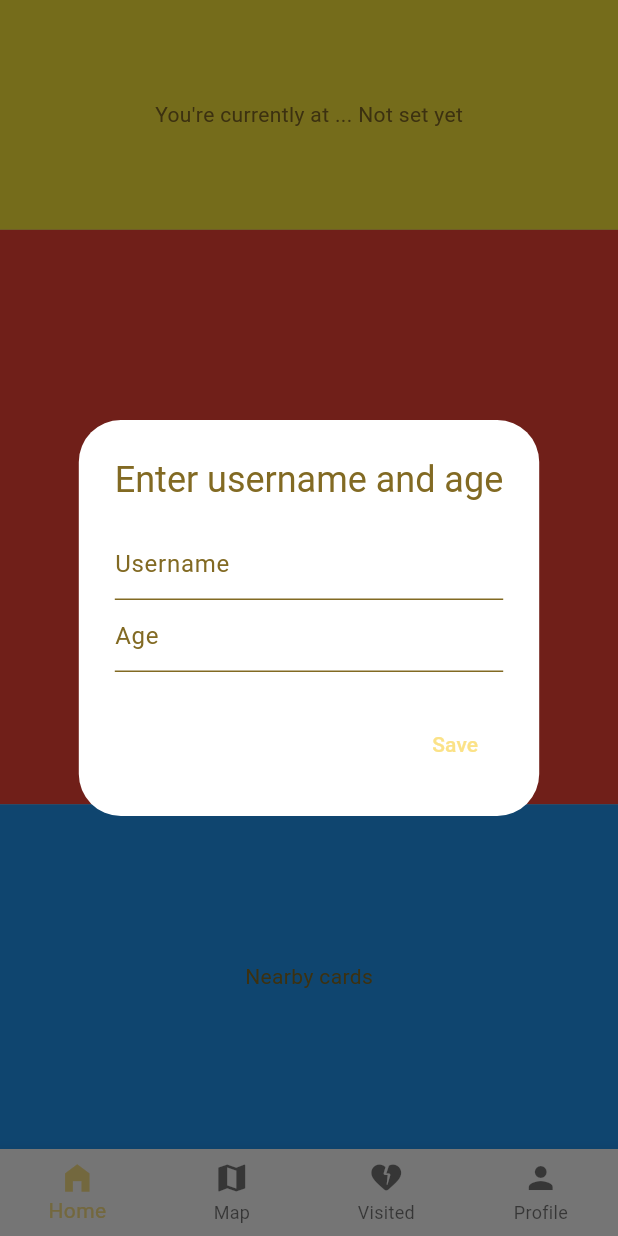
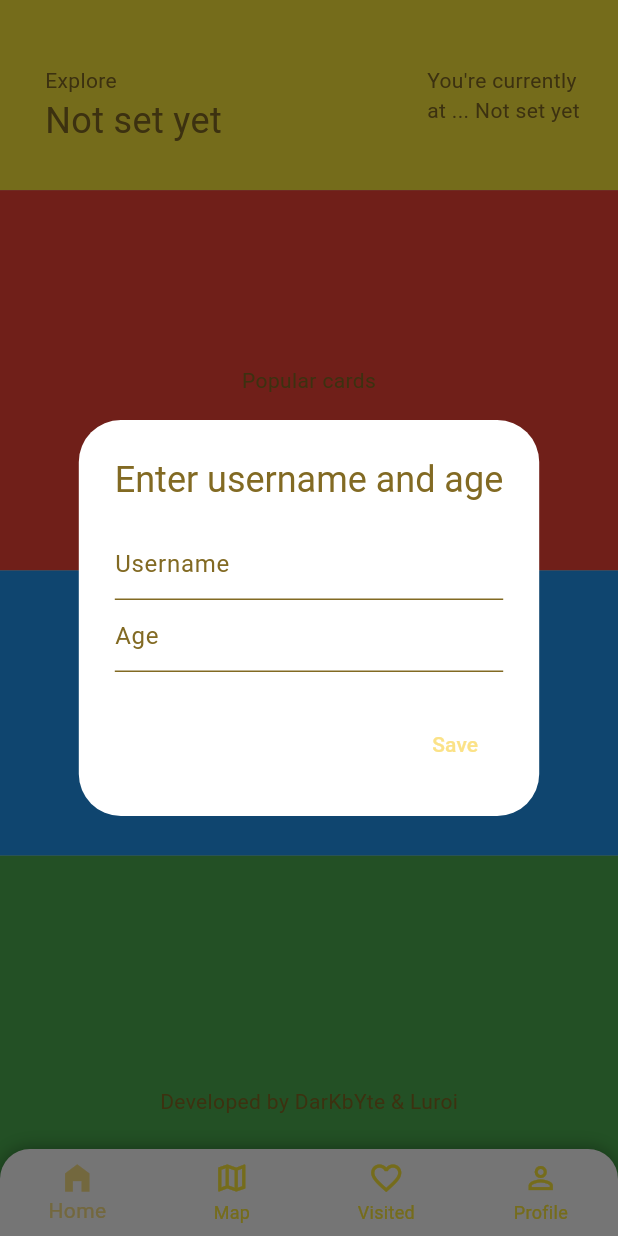
Before and after one commit to Luroi24/madridmug_flutter, a Flutter app: the screen it shows after launch, on a phone screen of 412 x 824 dp. Run offline on Flutter 3.47's test engine with Material 3 defaults, Android fonts, the phone set to English and light mode, and no system bars; our stand-ins replace flutter_map, geocoding, geolocator, latlong2, logger, shared_preferences and 1 more; accounts and stored records are empty.

Commit message:
No message

```diff
--- a/lib/pages/home_page.dart
+++ b/lib/pages/home_page.dart
@@ -1,6 +1,7 @@
 // ignore_for_file: prefer_const_constructors, prefer_const_literals_to_create_immutables
 
 import 'package:flutter/material.dart';
+import 'package:flutter/widgets.dart';
 
 class HomePage extends StatelessWidget {
   final String streetName;
@@ -16,15 +17,41 @@
           Expanded(
             flex: 2,
             child: Container(
-              alignment: Alignment.center,
+              padding: EdgeInsets.only(left: 30),
               color: Colors.yellow,
-              child: Text("You're currently at ... $streetName"),
+              child: Row(
+                children: [
+                  Expanded(
+                    flex: 2,
+                    child: Column(
+                      children: [
+                        Expanded(
+                          flex: 1,
+                          child: Container(
+                            alignment: Alignment.bottomLeft,
+                            child: Text("Explore"),
+                          ),
+                        ),
+                        Expanded(
+                          flex: 1,
+                          child: Container(
+                            alignment: Alignment.topLeft,
+                            child: Text(streetName, style: TextStyle(fontSize: 24),),
+                        )),
+                      ],
+                    ),
+                  ),
+                  Expanded(
+                    flex: 1,
+                    child: Text("You're currently at ... $streetName")),
+                ],
+              ),
             )
           ),
 
           // Cards - Popular places
           Expanded(
-            flex: 5,
+            flex: 4,
             child: Container(
               alignment: Alignment.center,
               color: Colors.red,
@@ -40,6 +67,15 @@
               color: Colors.blue,
               child: Text("Nearby cards"),
             )
+          ),
+          Expanded(
+            flex: 4,
+            child: Container(
+              padding: EdgeInsets.only(bottom: 80),
+              alignment: Alignment.bottomCenter,
+              color: Colors.green,
+              child: Text("Developed by DarKbYte & Luroi"),
+            )
           )
         ],
       )
--- a/lib/pages/map_screen.dart
+++ b/lib/pages/map_screen.dart
@@ -18,7 +18,6 @@
   @override
   Widget build(BuildContext context) {
     return Scaffold(
-      appBar: AppBar(title: Text('Map View')),
       body: content(),
     );
   }
@@ -42,19 +41,7 @@
                     Icon(
                       Icons.location_pin,
                       size: 60,
-                      color: Colors.yellow,
-                    ),
-                    Positioned(
-                      bottom: 0,
-                      left: 0,
-                      right: 0,
-                      child: Container(
-                        color: Colors.white,
-                        child: Text(
-                          'You are here!',
-                          textAlign: TextAlign.center,
-                        ),
-                      ),
+                      color: Colors.brown[400],
                     ),
                   ],
                 )),
--- a/lib/pages/menu_page.dart
+++ b/lib/pages/menu_page.dart
@@ -33,15 +33,15 @@
   double _newLongitude = 0;
   String _streetName = "Not set yet";
 
-  void changeStreet(String? newStreet){
-    if(newStreet!=null){
+  void changeStreet(String? newStreet) {
+    if (newStreet != null) {
       setState(() {
         _streetName = newStreet;
       });
     }
   }
 
-  void changeCoordinates(double latitude, double longitude){
+  void changeCoordinates(double latitude, double longitude) {
     setState(() {
       _newLatitude = latitude;
       _newLongitude = longitude;
@@ -70,8 +70,7 @@
 
     if (uid == null || age == null) {
       _showInputDialog();
-    } else {
-    }
+    } else {}
   }
 
   Future<void> _showInputDialog() async {
@@ -117,16 +116,39 @@
     stopTracking();
     _loadPrefs();
 
+    double _borderSize = 20;
+
     final List pages = [
-    HomePage(streetName: _streetName,),
-    MapScreen(latitude: _newLatitude,longitude: _newLongitude,),
+      HomePage(
+        streetName: _streetName,
+      ),
+      MapScreen(
+        latitude: _newLatitude,
+        longitude: _newLongitude,
+      ),
       VisitedPage(),
       ProfilePage(),
     ];
 
     return Scaffold(
       body: pages[_selectedIndex],
-      bottomNavigationBar: BottomNavigationBar(
+      extendBody: true,
+      bottomNavigationBar: Container(
+        decoration: BoxDecoration(
+          borderRadius: BorderRadius.only(
+              topRight: Radius.circular(_borderSize), topLeft: Radius.circular(_borderSize)),
+          boxShadow: [
+            BoxShadow(color: Colors.black38, spreadRadius: 0, blurRadius: 10),
+          ],
+        ),
+        child: ClipRRect(
+          borderRadius: BorderRadius.only(
+            topLeft: Radius.circular(_borderSize),
+            topRight: Radius.circular(_borderSize),
+          ),
+          child: BottomNavigationBar(
+            unselectedItemColor: Theme.of(context).primaryColor,
+            unselectedLabelStyle: TextStyle(color: Color(0xff806917)),
             type: BottomNavigationBarType.fixed,
             currentIndex: _selectedIndex,
             onTap: _bottomNavSelected,
@@ -140,22 +162,33 @@
             items: [
               // Home button
               BottomNavigationBarItem(
+                activeIcon: Icon(Icons.home_filled),
                 icon: Icon(
-              Icons.home_filled,
+                  Icons.home_outlined,
                 ),
                 label: "Home",
               ),
 
               // Map button
-          BottomNavigationBarItem(icon: Icon(Icons.map), label: "Map"),
+              BottomNavigationBarItem(
+                  activeIcon: Icon(Icons.map),
+                  icon: Icon(Icons.map_outlined),
+                  label: "Map"),
 
               // Visited button
               BottomNavigationBarItem(
-              icon: Icon(Icons.heart_broken_rounded), label: "Visited"),
+                  activeIcon: Icon(Icons.favorite),
+                  icon: Icon(Icons.favorite_border),
+                  label: "Visited"),
 
               // Profile button
-          BottomNavigationBarItem(icon: Icon(Icons.person), label: "Profile"),
+              BottomNavigationBarItem(
+                  activeIcon: Icon(Icons.person),
+                  icon: Icon(Icons.person_outline),
+                  label: "Profile"),
             ],
+          ),
+        ),
       ),
     );
   }
@@ -182,17 +215,17 @@
     _positionStreamSubscription =
         Geolocator.getPositionStream(locationSettings: locationSettings).listen(
       (Position position) {
-        changeCoordinates(position.latitude,position.longitude);
+        changeCoordinates(position.latitude, position.longitude);
         writePositionToFile(position);
       },
     );
 
-    _positionStreamSubscription = Geolocator.getPositionStream(locationSettings: locationSettings).listen(
+    _positionStreamSubscription =
+        Geolocator.getPositionStream(locationSettings: locationSettings).listen(
       (Position position) {
         db.insertCoordinate(position);
       },
     );
-
   }
 
   void stopTracking() {
@@ -204,25 +237,23 @@
     final directory = await getApplicationDocumentsDirectory();
     final file = File('${directory.path}/gps_coordinates.csv');
     String timestamp = DateTime.now().millisecondsSinceEpoch.toString();
-    try{
-      List<Placemark> placemarks = await placemarkFromCoordinates(position.latitude,position.longitude);
+    try {
+      List<Placemark> placemarks =
+          await placemarkFromCoordinates(position.latitude, position.longitude);
       logger.d("Lugares encontrados: ${placemarks[0].street}");
       changeStreet(placemarks[0].street);
       await file.writeAsString(
           '$timestamp;${placemarks[0].street};${position.latitude};${position.longitude}\n',
           mode: FileMode.append);
-    }on Exception catch(_){
+    } on Exception catch (_) {
       rethrow;
     }
   }
 
   @override
-  void dispose(){
+  void dispose() {
     _uidController.dispose();
     _ageController.dispose();
     super.dispose();
   }
-
-
-
 }
```
Also changed, not shown: 1 other file. Lines whose indentation alone changed are shown as unchanged.
